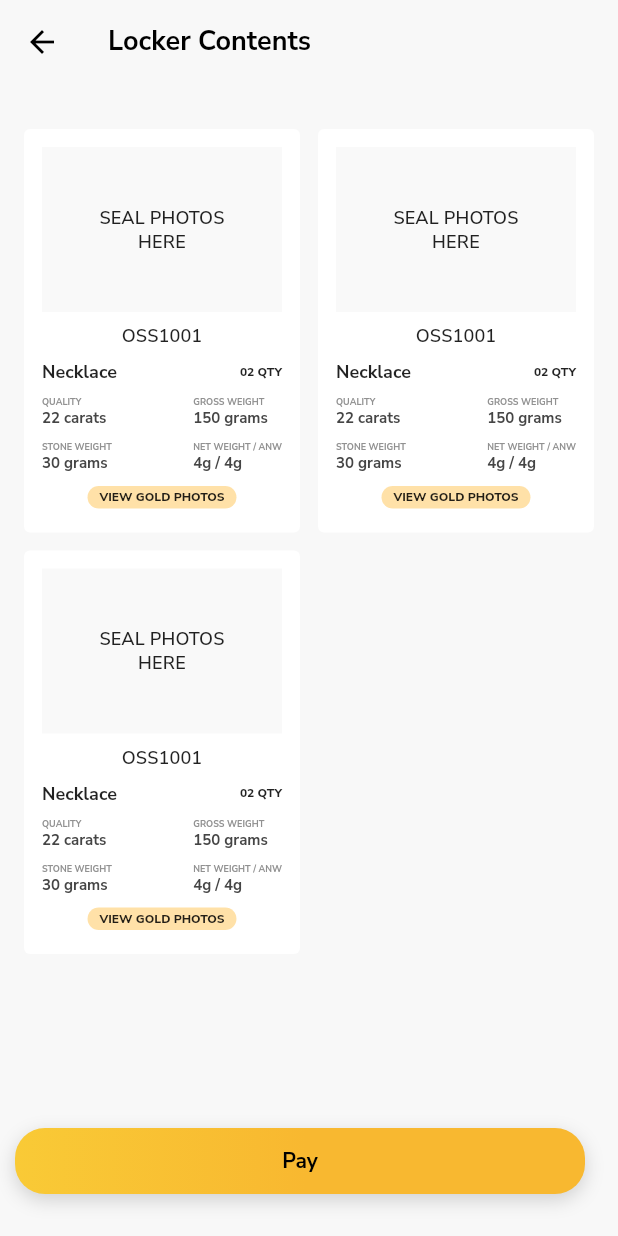
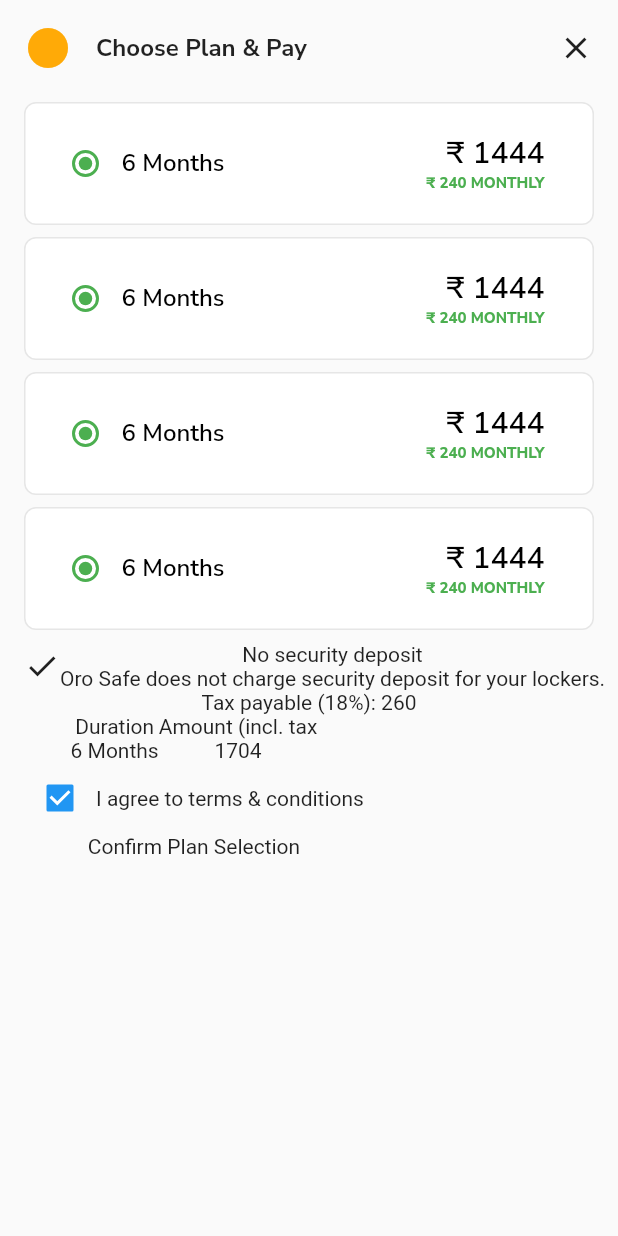
Before and after one commit to lvcilivs/fluffy-parakeet, a Flutter app: the LockerContentsPage screen opened by its route, after a tap on "Pay", on a phone screen of 412 x 824 dp. Run offline on Flutter 3.47's test engine with Material 2 defaults, Android fonts, the phone set to English and light mode, and no system bars; our stand-ins replace bloc, equatable, flutter_bloc, google_fonts; missing offline and left inert: syncfusion_flutter_pdfviewer.

Commit message:
Added payment cards.

```diff
--- a/lib/presentation/pages/ekyc.page.dart
+++ b/lib/presentation/pages/ekyc.page.dart
@@ -38,7 +38,7 @@ class _EkycPageState extends State<EkycPage> {
         backgroundColor: scaffoldColor,
         elevation: 0,
         leading: IconButton(
-            icon: Icon(
+            icon: const Icon(
               Icons.arrow_back,
               color: Colors.black,
             ),
@@ -111,9 +111,9 @@ class PopUpTermsAndConditions extends StatelessWidget {
                       PopupMenuItem(
                         value: 'English',
                         onTap: () {
-                          context
-                              .read<TermsAndConditionsBloc>()
-                              .add(SelectLanguage(selectedLanguage: 'English'));
+                          context.read<TermsAndConditionsBloc>().add(
+                              const SelectLanguage(
+                                  selectedLanguage: 'English'));
                         },
                         child: const PopUpMenuLanguage(
                           language: 'English',
@@ -122,9 +122,8 @@ class PopUpTermsAndConditions extends StatelessWidget {
                       PopupMenuItem(
                         value: 'Tamil',
                         onTap: () {
-                          context
-                              .read<TermsAndConditionsBloc>()
-                              .add(SelectLanguage(selectedLanguage: 'Tamil'));
+                          context.read<TermsAndConditionsBloc>().add(
+                              const SelectLanguage(selectedLanguage: 'Tamil'));
                         },
                         child: const PopUpMenuLanguage(
                           language: 'Tamil',
@@ -133,9 +132,8 @@ class PopUpTermsAndConditions extends StatelessWidget {
                       PopupMenuItem(
                         value: 'Telegu',
                         onTap: () {
-                          context
-                              .read<TermsAndConditionsBloc>()
-                              .add(SelectLanguage(selectedLanguage: 'Telegu'));
+                          context.read<TermsAndConditionsBloc>().add(
+                              const SelectLanguage(selectedLanguage: 'Telegu'));
                         },
                         child: const PopUpMenuLanguage(
                           language: 'Telegu',
@@ -144,9 +142,9 @@ class PopUpTermsAndConditions extends StatelessWidget {
                       PopupMenuItem(
                         value: 'Kannada',
                         onTap: () {
-                          context
-                              .read<TermsAndConditionsBloc>()
-                              .add(SelectLanguage(selectedLanguage: 'Kannada'));
+                          context.read<TermsAndConditionsBloc>().add(
+                              const SelectLanguage(
+                                  selectedLanguage: 'Kannada'));
                         },
                         child: const PopUpMenuLanguage(
                           language: 'Kannada',
@@ -155,9 +153,9 @@ class PopUpTermsAndConditions extends StatelessWidget {
                       PopupMenuItem(
                         value: 'Marathi',
                         onTap: () {
-                          context
-                              .read<TermsAndConditionsBloc>()
-                              .add(SelectLanguage(selectedLanguage: 'Marathi'));
+                          context.read<TermsAndConditionsBloc>().add(
+                              const SelectLanguage(
+                                  selectedLanguage: 'Marathi'));
                         },
                         child: const PopUpMenuLanguage(
                           language: 'Marathi',
--- a/lib/presentation/pages/locker_contents.page.dart
+++ b/lib/presentation/pages/locker_contents.page.dart
@@ -1,6 +1,7 @@
 import 'package:flutter/material.dart';
 import 'package:google_fonts/google_fonts.dart';
 import 'package:sneezing_cheetah/colors.dart';
+import 'package:sneezing_cheetah/router.dart';
 
 class LockerContentsPage extends StatelessWidget {
   const LockerContentsPage({Key? key}) : super(key: key);
@@ -69,7 +70,9 @@ class LockerContentsPage extends StatelessWidget {
             ),
           ),
         ),
-        onTap: () {},
+        onTap: () {
+          Navigator.pushNamed(context, paymentPage);
+        },
       ),
       floatingActionButtonLocation: FloatingActionButtonLocation.centerFloat,
     );
--- /dev/null
+++ b/lib/presentation/pages/payments.page.dart
@@ -0,0 +1,171 @@
+import 'package:flutter/material.dart';
+import 'package:flutter/src/foundation/key.dart';
+import 'package:flutter/src/widgets/framework.dart';
+import 'package:google_fonts/google_fonts.dart';
+
+enum PaymentSchemes { A, B, C, D }
+
+String indianRupeeUnicode = '\u20B9';
+
+class PaymentsPage extends StatelessWidget {
+  const PaymentsPage({Key? key}) : super(key: key);
+  @override
+  Widget build(BuildContext context) {
+    return Scaffold(
+      body: SafeArea(
+        child: SingleChildScrollView(
+          child: Padding(
+            padding: const EdgeInsets.fromLTRB(16, 16, 16, 0),
+            child: Column(children: [
+              Row(
+                mainAxisAlignment: MainAxisAlignment.spaceBetween,
+                children: [
+                  Row(
+                    children: [
+                      const Icon(
+                        Icons.circle,
+                        color: Color(0xffffaa07),
+                        size: 32,
+                      ),
+                      SizedBox(width: 16),
+                      Text(
+                        'Choose Plan & Pay',
+                        style: GoogleFonts.nunitoSans(
+                          fontWeight: FontWeight.w700,
+                          fontSize: 16,
+                        ),
+                        textScaleFactor: 1,
+                      ),
+                    ],
+                  ),
+                  const Icon(
+                    Icons.close,
+                  )
+                ],
+              ),
+              SizedBox(
+                height: 20,
+              ),
+              const PaymentSchemeCards(),
+              PaymentSchemeCards(),
+              PaymentSchemeCards(),
+              PaymentSchemeCards(),
+              Container(
+                child: Row(children: [
+                  Icon(Icons.done),
+                  Column(
+                    children: [
+                      Text('No security deposit'),
+                      Text(
+                          'Oro Safe does not charge security deposit for your lockers.')
+                    ],
+                  )
+                ]),
+              ),
+              Text('Tax payable (18%): 260'),
+              //Spacer(),
+              Container(
+                child: Row(children: [
+                  Column(
+                    children: [
+                      Row(
+                        children: [
+                          Column(
+                            children: [
+                              Text('Duration'),
+                              Text('6 Months'),
+                            ],
+                          ),
+                          Column(
+                            children: [
+                              Text('Amount (incl. tax'),
+                              Text('1704'),
+                            ],
+                          ),
+                        ],
+                      ),
+                      Row(
+                        children: [
+                          Checkbox(value: true, onChanged: (_) {}),
+                          Text('I agree to terms & conditions')
+                        ],
+                      ),
+                      Container(
+                        child: Text('Confirm Plan Selection'),
+                      )
+                    ],
+                  ),
+                ]),
+              )
+            ]),
+          ),
+        ),
+      ),
+    );
+  }
+}
+
+class PaymentSchemeCards extends StatelessWidget {
+  const PaymentSchemeCards({
+    Key? key,
+  }) : super(key: key);
+
+  @override
+  Widget build(BuildContext context) {
+    return Container(
+      margin: EdgeInsets.only(bottom: 8),
+      padding: EdgeInsets.all(16),
+      decoration: BoxDecoration(
+        color: Colors.white,
+        border: Border.all(
+          color: Color(0xffe6e6e6),
+        ),
+        borderRadius: BorderRadius.circular(8),
+      ),
+      child: Row(
+        mainAxisAlignment: MainAxisAlignment.spaceBetween,
+        children: [
+          Row(
+            children: [
+              Radio<PaymentSchemes>(
+                value: PaymentSchemes.A,
+                onChanged: (PaymentSchemes? payment) {},
+                groupValue: PaymentSchemes.A,
+                activeColor: Colors.green,
+              ),
+              Text(
+                '6 Months',
+                style: GoogleFonts.nunitoSans(
+                    fontWeight: FontWeight.w600,
+                    fontSize: 16,
+                    color: Colors.black),
+                textScaleFactor: 1,
+              ),
+            ],
+          ),
+          Padding(
+            padding: const EdgeInsets.only(right: 16.0),
+            child: Column(
+              crossAxisAlignment: CrossAxisAlignment.end,
+              children: [
+                Text(
+                  '$indianRupeeUnicode 1444',
+                  style: GoogleFonts.nunitoSans(
+                      fontWeight: FontWeight.w600,
+                      fontSize: 20,
+                      color: Colors.black),
+                  textScaleFactor: 1,
+                ),
+                Text('$indianRupeeUnicode 240 monthly'.toUpperCase(),
+                    style: GoogleFonts.nunitoSans(
+                        fontWeight: FontWeight.w800,
+                        fontSize: 10,
+                        color: Colors.green)),
+              ],
+            ),
+          ),
+        ],
+      ),
+    );
+  }
+}
--- a/lib/router.dart
+++ b/lib/router.dart
@@ -3,12 +3,14 @@ import 'package:sneezing_cheetah/presentation/pages/ekyc.page.dart';
 import 'package:sneezing_cheetah/presentation/pages/fourofour.page.dart';
 import 'package:sneezing_cheetah/presentation/pages/home.page.dart';
 import 'package:sneezing_cheetah/presentation/pages/locker_contents.page.dart';
+import 'package:sneezing_cheetah/presentation/pages/payments.page.dart';
 
 const String initialPage = homePage;
 const String homePage = '/home';
 const String fourofourPage = 'fourofour';
 const String lockerContentsPage = 'lockerContents';
 const String ekycPage = 'ekyc';
+const String paymentPage = 'payment';
 
 Route<dynamic> generateRoutes(RouteSettings routeSettings) {
   switch (routeSettings.name) {
@@ -22,6 +24,9 @@ Route<dynamic> generateRoutes(RouteSettings routeSettings) {
     case ekycPage:
       return MaterialPageRoute<dynamic>(builder: (_) => const EkycPage());
 
+    case paymentPage:
+      return MaterialPageRoute<dynamic>(builder: (_) => const PaymentsPage());
+
     default:
       return MaterialPageRoute<dynamic>(builder: (_) => const FourofourPage());
   }
```
